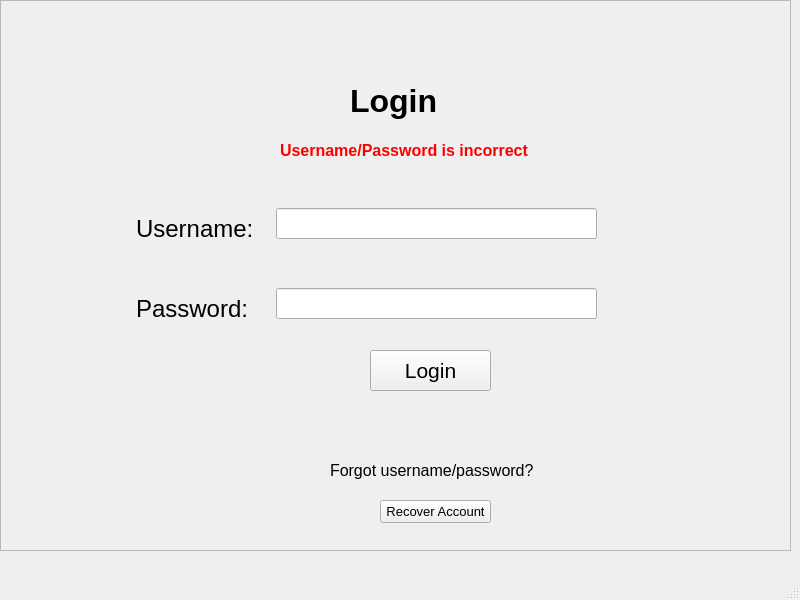
The window that LoginWindow.ui (armandkaufmann/AccountHolder) describes before a commit, drawn with Qt 5.
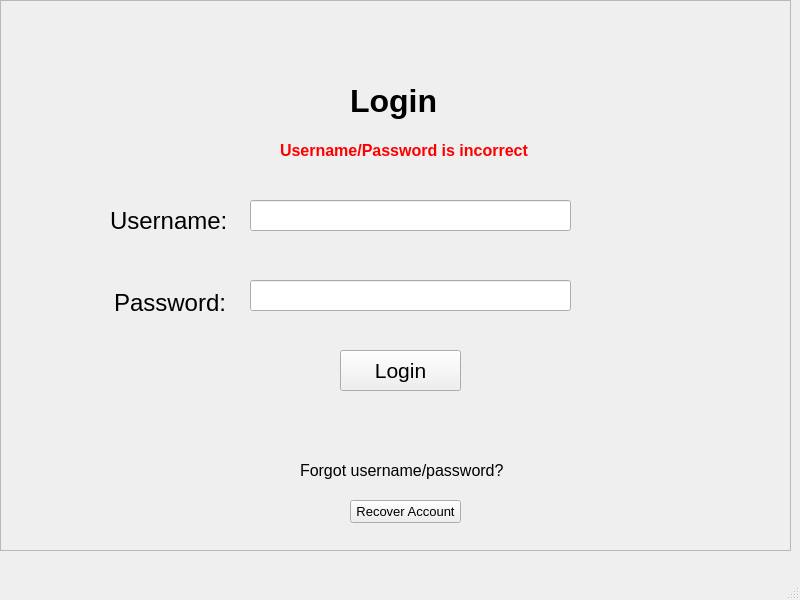
The same window after the commit.

The edit to the form file:
```diff
--- a/LoginWindow.ui
+++ b/LoginWindow.ui
@@ -64,8 +64,8 @@
     <widget class="QLabel" name="labelUsername">
      <property name="geometry">
       <rect>
-       <x>136</x>
-       <y>218</y>
+       <x>110</x>
+       <y>210</y>
        <width>121</width>
        <height>21</height>
       </rect>
@@ -82,8 +82,8 @@
     <widget class="QLabel" name="labelPassword">
      <property name="geometry">
       <rect>
-       <x>136</x>
-       <y>298</y>
+       <x>114</x>
+       <y>292</y>
        <width>111</width>
        <height>21</height>
       </rect>
@@ -100,8 +100,8 @@
     <widget class="QLineEdit" name="lineEditUsername">
      <property name="geometry">
       <rect>
-       <x>276</x>
-       <y>208</y>
+       <x>250</x>
+       <y>200</y>
        <width>321</width>
        <height>31</height>
       </rect>
@@ -115,8 +115,8 @@
     <widget class="QLineEdit" name="lineEditPassword">
      <property name="geometry">
       <rect>
-       <x>276</x>
-       <y>288</y>
+       <x>250</x>
+       <y>280</y>
        <width>321</width>
        <height>31</height>
       </rect>
@@ -136,7 +136,7 @@
     <widget class="QPushButton" name="pushButtonLogin">
      <property name="geometry">
       <rect>
-       <x>370</x>
+       <x>340</x>
        <y>350</y>
        <width>121</width>
        <height>41</height>
@@ -154,7 +154,7 @@
     <widget class="QLabel" name="labelForgotUsernamePassword">
      <property name="geometry">
       <rect>
-       <x>330</x>
+       <x>300</x>
        <y>460</y>
        <width>211</width>
        <height>21</height>
@@ -198,7 +198,7 @@
     <widget class="QPushButton" name="pushButtonRecoverAccount">
      <property name="geometry">
       <rect>
-       <x>380</x>
+       <x>350</x>
        <y>500</y>
        <width>111</width>
        <height>23</height>
```
